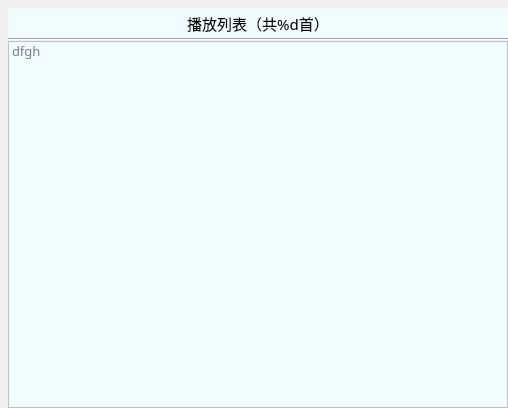
First picture: the form in ui/playListwidget.ui, repository MyEternalMoon/PyQt_mp3Player, before the edit.
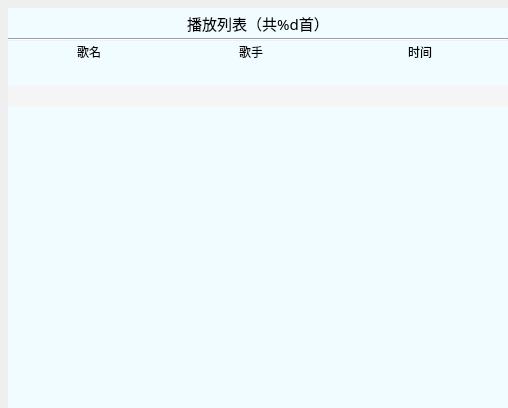
Second picture: the form after the edit. Icons and pictures are not drawn.

Commit message: 7/23重做了一些UI，将主窗口设置为1100*800

```diff
--- a/ui/playListwidget.ui
+++ b/ui/playListwidget.ui
@@ -73,7 +73,7 @@
      <enum>Qt::Horizontal</enum>
     </property>
    </widget>
-   <widget class="QListWidget" name="listWidget">
+   <widget class="QTableWidget" name="listWidget">
     <property name="geometry">
      <rect>
       <x>0</x>
@@ -92,16 +92,33 @@
      <enum>Qt::NoFocus</enum>
     </property>
     <property name="styleSheet">
-     <string notr="true">
-QListWidget{color: rgb(112, 112, 112);outline:0px;color:grey}
+     <string notr="true">QTableWidget
+{
 
-QListWidget::item:selected:!active{background-color:#e9f1f6;
-color:black}
-QListWidget::item:selected:active{background-color:#e9f1f6;
-color:black}
-QListWidget::item:hover{background-color:#e3f9fd;text-indent:9px;
-color:black}
-</string>
+    color:green;    /*前景色：文字颜色*/
+    /*gridline-color:red;   */     /*表格中的网格线条颜色*/
+border:none;
+    background:#f0fcff;
+    /*设置交替颜色，需要在函数属性中设置:tableWidget-&gt;setAlternatingRowColors(true)*/
+    alternate-background-color: rgb(245, 245, 245);
+    selection-color:red;    /*鼠标选中时前景色：文字颜色*/
+    selection-background-color:lightgray;   /*鼠标选中时背景色*/ /*边框线的宽度、颜色*/
+    /*border:none;*/    /*去除边界线*/
+    /*border-radius:5px;*/
+    /*padding:10px 10px;*/  /*表格与边框的间距*/
+}
+
+/*设置表头属性*/
+QTableWidget QHeaderView::section
+{background:#f0fcff;
+	border:none;
+text-align:left;
+  /*lightgray*/
+    /*color:black;*/
+    /*padding-left:4px;*/
+    /*border:3px solid red;*/   /*表头边框线的宽度、颜色*/
+    /*border:1px solid gray;*/
+}</string>
     </property>
     <property name="frameShape">
      <enum>QFrame::StyledPanel</enum>
@@ -118,20 +135,71 @@
     <property name="editTriggers">
      <set>QAbstractItemView::NoEditTriggers</set>
     </property>
-    <property name="spacing">
-     <number>2</number>
+    <property name="showDropIndicator" stdset="0">
+     <bool>false</bool>
+    </property>
+    <property name="dragDropOverwriteMode">
+     <bool>false</bool>
+    </property>
+    <property name="alternatingRowColors">
+     <bool>true</bool>
+    </property>
+    <property name="selectionBehavior">
+     <enum>QAbstractItemView::SelectRows</enum>
+    </property>
+    <property name="showGrid">
+     <bool>false</bool>
     </property>
     <property name="wordWrap">
      <bool>false</bool>
     </property>
-    <property name="selectionRectVisible">
+    <property name="cornerButtonEnabled">
      <bool>false</bool>
     </property>
-    <item>
+    <property name="rowCount">
+     <number>2</number>
+    </property>
+    <attribute name="horizontalHeaderDefaultSectionSize">
+     <number>162</number>
+    </attribute>
+    <attribute name="horizontalHeaderHighlightSections">
+     <bool>false</bool>
+    </attribute>
+    <attribute name="horizontalHeaderMinimumSectionSize">
+     <number>0</number>
+    </attribute>
+    <attribute name="horizontalHeaderStretchLastSection">
+     <bool>true</bool>
+    </attribute>
+    <attribute name="verticalHeaderVisible">
+     <bool>false</bool>
+    </attribute>
+    <attribute name="verticalHeaderDefaultSectionSize">
+     <number>22</number>
+    </attribute>
+    <attribute name="verticalHeaderHighlightSections">
+     <bool>false</bool>
+    </attribute>
+    <attribute name="verticalHeaderMinimumSectionSize">
+     <number>0</number>
+    </attribute>
+    <row/>
+    <row/>
+    <column>
      <property name="text">
-      <string>dfgh</string>
+      <string>歌名</string>
      </property>
-    </item>
+    </column>
+    <column>
+     <property name="text">
+      <string>歌手</string>
+     </property>
+    </column>
+    <column>
+     <property name="text">
+      <string>时间</string>
+     </property>
+    </column>
    </widget>
    <widget class="QLabel" name="label_3">
     <property name="geometry">
```
The commit also changes 7 other files.
